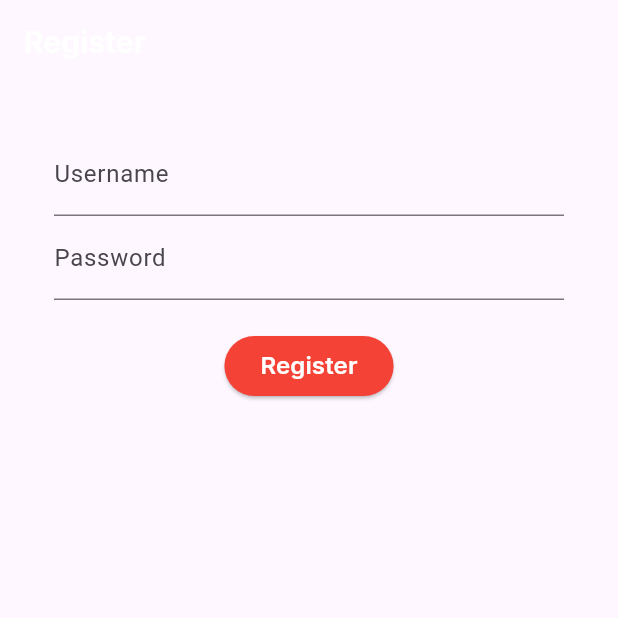
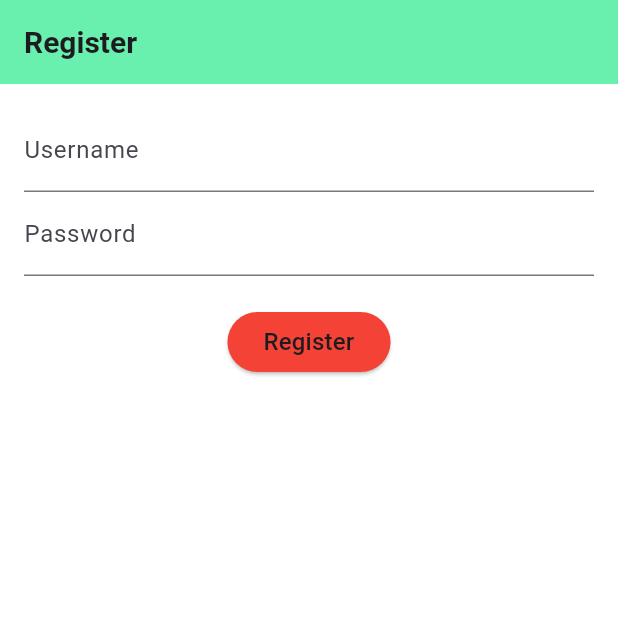
Before and after one commit to HungDV21192/base_bloc_2025, a Flutter app: the screen it shows after launch, on a phone screen of 412 x 824 dp, the top half of it. Run offline on Flutter 3.47's test engine with Material 3 defaults, Android fonts, the phone set to English and light mode, and no system bars; our stand-ins replace another_flushbar, dio, easy_localization, flutter_bloc, flutter_easyloading, flutter_native_splash and 5 more.

Commit message:
Update setting, language

```diff
--- a/lib/app/config/router.dart
+++ b/lib/app/config/app_router.dart
@@ -4,11 +4,13 @@ import 'package:base_code/features/auth/screen/register_screen.dart';
 import 'package:base_code/features/home/screen/home_screen.dart';
 import 'package:base_code/features/settings/settings_screen.dart';
 import 'package:base_code/features/splash_screen/screen/splash_screen.dart';
+import 'package:base_code/main.dart';
 import 'package:go_router/go_router.dart';
 
 class AppRouter {
   static final router = GoRouter(
     initialLocation: RouterName.SplashScreen,
+    navigatorKey: navigatorKey,
     routes: [
       GoRoute(
           path: RouterName.SplashScreen,
--- a/lib/app/config/app_themes.dart
+++ b/lib/app/config/app_themes.dart
@@ -1,18 +1,33 @@
 import 'package:flutter/material.dart';
+import 'package:google_fonts/google_fonts.dart';
 
 class AppThemes {
   static final lightTheme = ThemeData(
     brightness: Brightness.light,
+    primaryColor: Colors.blue,
+    scaffoldBackgroundColor: Colors.white,
+    appBarTheme: const AppBarTheme(
+      backgroundColor: Colors.greenAccent,
+      foregroundColor: Colors.black,
+    ),
     colorScheme: ColorScheme.fromSeed(seedColor: Colors.deepPurple),
+    textTheme: GoogleFonts.robotoTextTheme(ThemeData.light().textTheme),
     useMaterial3: true,
   );
 
   static final darkTheme = ThemeData(
     brightness: Brightness.dark,
+    textTheme: GoogleFonts.robotoTextTheme(ThemeData.dark().textTheme),
     colorScheme: ColorScheme.fromSeed(
       seedColor: Colors.deepPurple,
       brightness: Brightness.dark,
     ),
+    primaryColor: Colors.teal,
+    scaffoldBackgroundColor: Colors.black,
+    appBarTheme: const AppBarTheme(
+      backgroundColor: Colors.deepPurple,
+      foregroundColor: Colors.white,
+    ),
     useMaterial3: true,
   );
 }
--- a/lib/app/config/text_styles.dart
+++ b/lib/app/config/text_styles.dart
@@ -1,23 +1,18 @@
+import 'package:base_code/main.dart';
 import 'package:flutter/material.dart';
-import 'package:google_fonts/google_fonts.dart';
 
 class TextStyles {
   TextStyles._();
 
-  static TextStyle large = GoogleFonts.inter(
-    fontWeight: FontWeight.w700,
-    fontSize: 20,
-    color: Colors.white,
-  );
-  static TextStyle medium = GoogleFonts.inter(
-    fontWeight: FontWeight.w600,
-    fontSize: 16,
-    color: Colors.white,
-  );
+  static TextStyle get large {
+    return Theme.of(navigatorKey.currentContext!).textTheme.titleLarge!;
+  }
 
-  static TextStyle small = GoogleFonts.inter(
-    fontWeight: FontWeight.w500,
-    fontSize: 14,
-    color: Colors.white,
-  );
+  static TextStyle get medium {
+    return Theme.of(navigatorKey.currentContext!).textTheme.titleMedium!;
+  }
+
+  static TextStyle get small {
+    return Theme.of(navigatorKey.currentContext!).textTheme.titleSmall!;
+  }
 }
--- a/lib/features/settings/settings_screen.dart
+++ b/lib/features/settings/settings_screen.dart
@@ -15,7 +15,9 @@ class SettingsScreen extends StatelessWidget {
       final settingsCubit = context.read<SettingsCubit>();
       return CustomScreen(
         titleAppBar: 'settings'.tr(),
-        body: ListView(
+        body: Padding(
+          padding: const EdgeInsets.symmetric(horizontal: 20, vertical: 16),
+          child: Column(
             children: [
               RadioThemeWidget(
                 initMode: state.themeMode,
@@ -31,6 +33,7 @@ class SettingsScreen extends StatelessWidget {
               ),
             ],
           ),
+        ),
       );
     });
   }
--- a/lib/features/settings/widgets/custom_radio_setting.dart
+++ b/lib/features/settings/widgets/custom_radio_setting.dart
@@ -17,7 +17,7 @@ class CustomRadioSetting<T> extends StatelessWidget {
   @override
   Widget build(BuildContext context) {
     return RadioListTile<T>(
-      title: Text(title, style: TextStyles.small),
+      title: Text(title, style: TextStyles.medium),
       value: value,
       groupValue: groupValue,
       onChanged: onChanged,
--- a/lib/features/settings/widgets/radio_language.dart
+++ b/lib/features/settings/widgets/radio_language.dart
@@ -35,8 +35,9 @@ class _RadioLangWidgetState extends State<RadioLangWidget> {
   @override
   Widget build(BuildContext context) {
     return Column(
+      crossAxisAlignment: CrossAxisAlignment.start,
       children: [
-        ListTile(title: Text('language'.tr(), style: TextStyles.medium)),
+        ListTile(title: Text('language'.tr(), style: TextStyles.large)),
         CustomRadioSetting<Locale>(
           title: 'vietnamese'.tr(),
           value: const Locale('vi'),
--- a/lib/features/settings/widgets/radio_theme.dart
+++ b/lib/features/settings/widgets/radio_theme.dart
@@ -35,8 +35,9 @@ class _RadioThemeState extends State<RadioThemeWidget> {
   @override
   Widget build(BuildContext context) {
     return Column(
+      crossAxisAlignment: CrossAxisAlignment.start,
       children: [
-        Text('theme'.tr(), style: TextStyles.medium),
+        Text('theme'.tr(), style: TextStyles.large),
         CustomRadioSetting<ThemeMode>(
           title: 'system'.tr(),
           value: ThemeMode.system,
--- a/lib/main.dart
+++ b/lib/main.dart
@@ -1,6 +1,6 @@
+import 'package:base_code/app/config/app_config.dart';
+import 'package:base_code/app/config/app_router.dart';
 import 'package:base_code/app/config/app_themes.dart';
-import 'package:base_code/app/config/config.dart';
-import 'package:base_code/app/config/router.dart';
 import 'package:base_code/di/injection.dart';
 import 'package:base_code/features/auth/bloc/auth_bloc.dart';
 import 'package:base_code/features/home/bloc/home_bloc.dart';
@@ -47,6 +47,7 @@ class MyApp extends StatelessWidget {
   Widget build(BuildContext context) {
     return BlocBuilder<SettingsCubit, SettingsState>(builder: (context, state) {
       return MaterialApp.router(
+        key: ValueKey("${state.locale.languageCode}_${state.themeMode.name}"),
         debugShowCheckedModeBanner: false,
         theme: AppThemes.lightTheme,
         darkTheme: AppThemes.darkTheme,
--- a/lib/widgets/custom_screen.dart
+++ b/lib/widgets/custom_screen.dart
@@ -37,16 +37,15 @@ class CustomScreen extends StatelessWidget {
           appBar: AppBar(
             title: Text(
               titleAppBar,
-              style: TextStyles.large,
+              style: TextStyles.large.copyWith(
+                fontWeight: FontWeight.w600,
+                fontSize: 20,
+              ),
             ),
             leading: leading,
-            // isBack ?  (leading ?? IconButton(onPressed: ()=>context.go., icon: Icon(Icons.arrow_back_ios))),
             actions: actions,
           ),
-          body: Padding(
-            padding: const EdgeInsets.symmetric(horizontal: 20, vertical: 16),
-            child: body,
-          ),
+          body: body,
           bottomSheet: bottomSheet,
           floatingActionButton: floatButton,
         ),
```
Also changed, not shown: lib/app/config/app_config.dart (renamed from lib/app/config/config.dart), 6 other files. Lines whose indentation alone changed are shown as unchanged.
